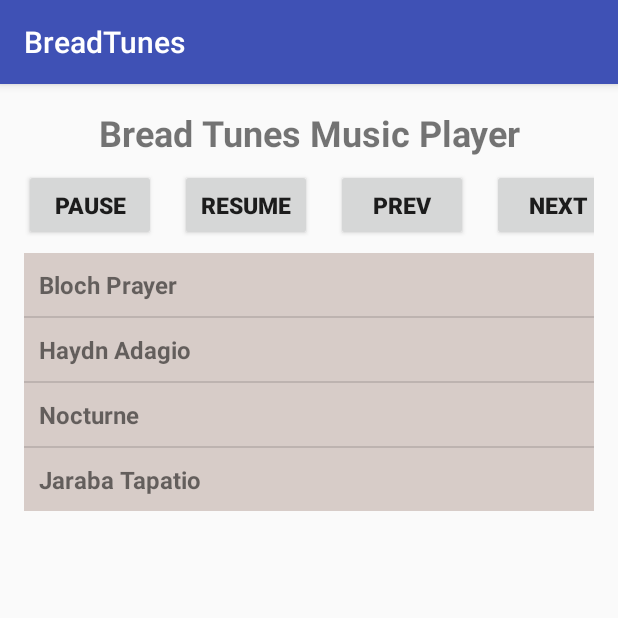
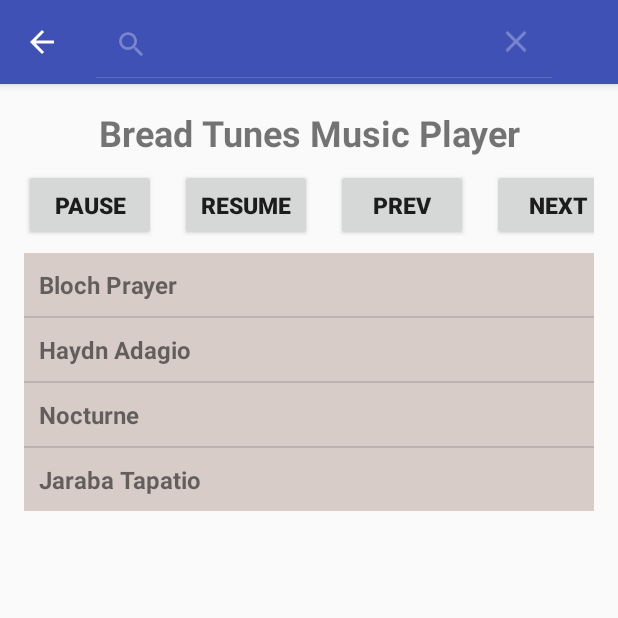
Before and after one commit to ETS-Android5/Software-Engineering-Project, an Android app: the screen it shows after launch (HomeActivity), after a tap on "PAUSE", on a phone screen of 412 x 824 dp, the top half of it. Run offline under Robolectric (Android 15) with nearby library versions, the phone set to English and light mode, and no system bars; 2 other taps on this screen came first.

Commit message:
add action bar with search icon to main activity

```diff
--- a/app/src/main/java/comp3350/breadtunes/presentation/HomeActivity.java
+++ b/app/src/main/java/comp3350/breadtunes/presentation/HomeActivity.java
@@ -8,6 +8,8 @@ import comp3350.breadtunes.business.observables.SongObservable;
 import comp3350.breadtunes.objects.Song;
 import comp3350.breadtunes.presentation.base.BaseActivity;
 
+import android.app.SearchManager;
+import android.content.Context;
 import android.os.Bundle;
 import android.support.v4.app.FragmentTransaction;
 import android.util.Log;
@@ -17,6 +19,7 @@ import android.view.View;
 import android.widget.AdapterView;
 import android.widget.ArrayAdapter;
 import android.widget.ListView;
+import android.widget.SearchView;
 import android.widget.TextView;
 
 import java.util.ArrayList;
@@ -88,7 +91,15 @@ public class HomeActivity extends BaseActivity  {
 
     public boolean onCreateOptionsMenu(Menu menu) {
         // Inflate the menu; this adds items to the action bar if it is present.
-        getMenuInflater().inflate(R.menu.menu_home, menu);
+        getMenuInflater().inflate(R.menu.options_menu, menu);
+
+        SearchManager searchManager =
+                (SearchManager) getSystemService(Context.SEARCH_SERVICE);
+        SearchView searchView =
+                (SearchView) menu.findItem(R.id.search).getActionView();
+        searchView.setSearchableInfo(
+                searchManager.getSearchableInfo(getComponentName()));
+
         return true;
     }
 
--- a/app/src/main/res/menu/menu_home.xml
+++ /dev/null
@@ -1,4 +0,0 @@
-<menu xmlns:android="http://schemas.android.com/apk/res/android"
-    xmlns:app="http://schemas.android.com/apk/res-auto"
-    xmlns:tools="http://schemas.android.com/tools" tools:context=".HomeActivity">
-</menu>
--- /dev/null
+++ b/app/src/main/res/menu/options_menu.xml
@@ -0,0 +1,9 @@
+<?xml version="1.0" encoding="utf-8"?>
+<menu xmlns:app="http://schemas.android.com/apk/res-auto"
+    xmlns:android="http://schemas.android.com/apk/res/android">
+    <item android:id="@+id/search"
+        android:title="search"
+        android:icon="@drawable/ic_search"
+        app:showAsAction="collapseActionView|ifRoom"
+        app:actionViewClass="android.widget.SearchView" />
+</menu>
--- /dev/null
+++ b/app/src/main/res/xml/searchable.xml
@@ -0,0 +1,4 @@
+<?xml version="1.0" encoding="utf-8"?>
+<searchable xmlns:android="http://schemas.android.com/apk/res/android"
+    android:label="@string/app_name"
+    android:hint="What are you looking for?" />
```
Also changed, not shown: app/src/main/AndroidManifest.xml (+22 -5 lines), app/src/main/res/drawable/ic_search.png (added).
